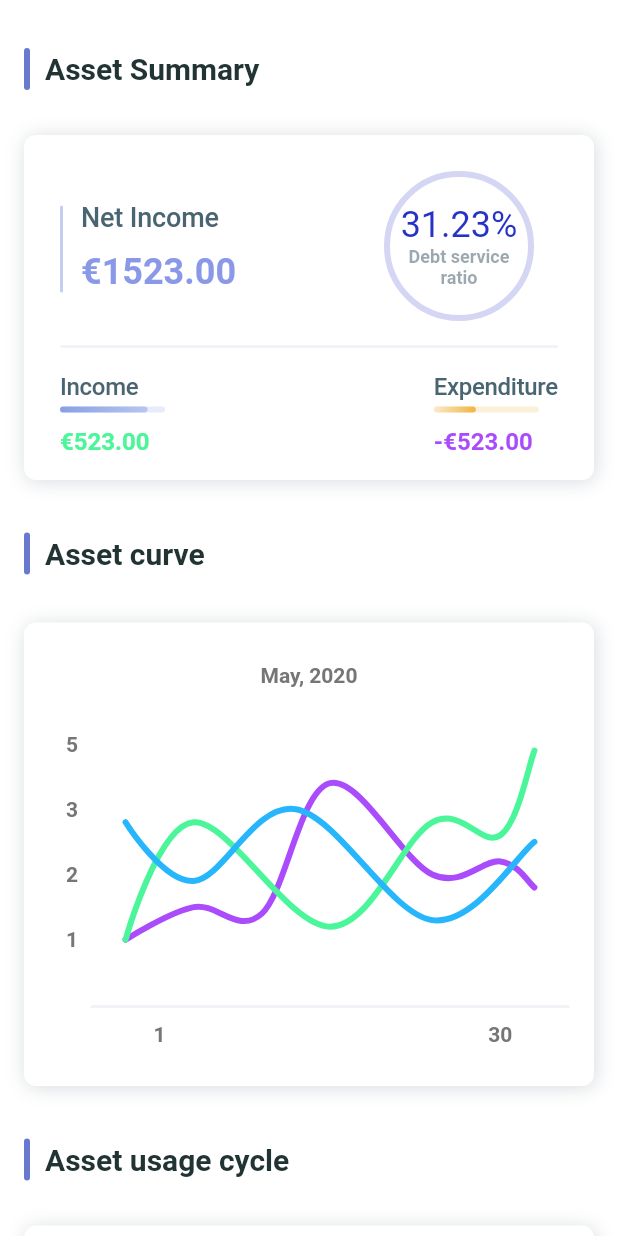
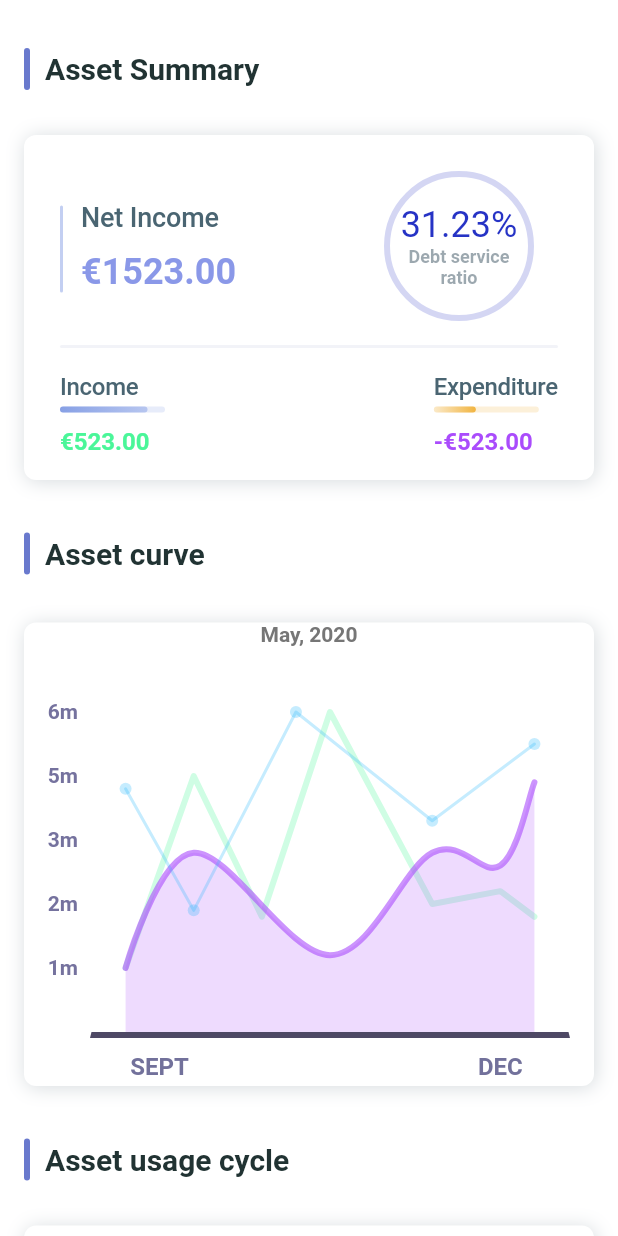
Before and after one commit to wellmoonloft/vara, a Flutter app: the InvestPage screen opened directly, on a phone screen of 412 x 824 dp. Run offline on Flutter 3.47's test engine with Material 2 defaults, Android fonts, the phone set to English and light mode, and no system bars; drawn by our look-alikes of fl_chart; our stand-ins replace flutter_swiper, sqflite; accounts and stored records are empty; network calls fail.

Commit message:
done pass parameters

```diff
--- a/lib/asset/currency.dart
+++ b/lib/asset/currency.dart
@@ -38,7 +38,7 @@ class LineChartSample1State extends State<LineChartSample1> {
   @override
   void initState() {
     super.initState();
-    isShowingMainData = true;
+    isShowingMainData = false;
   }
 
   @override
@@ -63,9 +63,9 @@ class LineChartSample1State extends State<LineChartSample1> {
             Column(
               crossAxisAlignment: CrossAxisAlignment.stretch,
               children: <Widget>[
-                const SizedBox(
-                  height: 27,
-                ),
+                // const SizedBox(
+                //   height: 27,
+                // ),
                 Text(
                   'May, 2020',
                   style: TextStyle(
@@ -75,9 +75,9 @@ class LineChartSample1State extends State<LineChartSample1> {
                   ),
                   textAlign: TextAlign.center,
                 ),
-                const SizedBox(
-                  height: 37,
-                ),
+                // const SizedBox(
+                //   height: 37,
+                // ),
                 Expanded(
                   child: Padding(
                     padding: const EdgeInsets.only(right: 16.0, left: 6.0),
@@ -87,9 +87,9 @@ class LineChartSample1State extends State<LineChartSample1> {
                     ),
                   ),
                 ),
-                const SizedBox(
-                  height: 20,
-                ),
+                // const SizedBox(
+                //   height: 20,
+                // ),
               ],
             ),
             // IconButton(
```
Also changed, not shown: lib/home/home_view.dart (+20 -32 lines), lib/splash_page.dart (+31 -11 lines), lib/utils/toolkit.dart (added, +23 -0 lines), assets/Images/logo.png, 2 other files.
